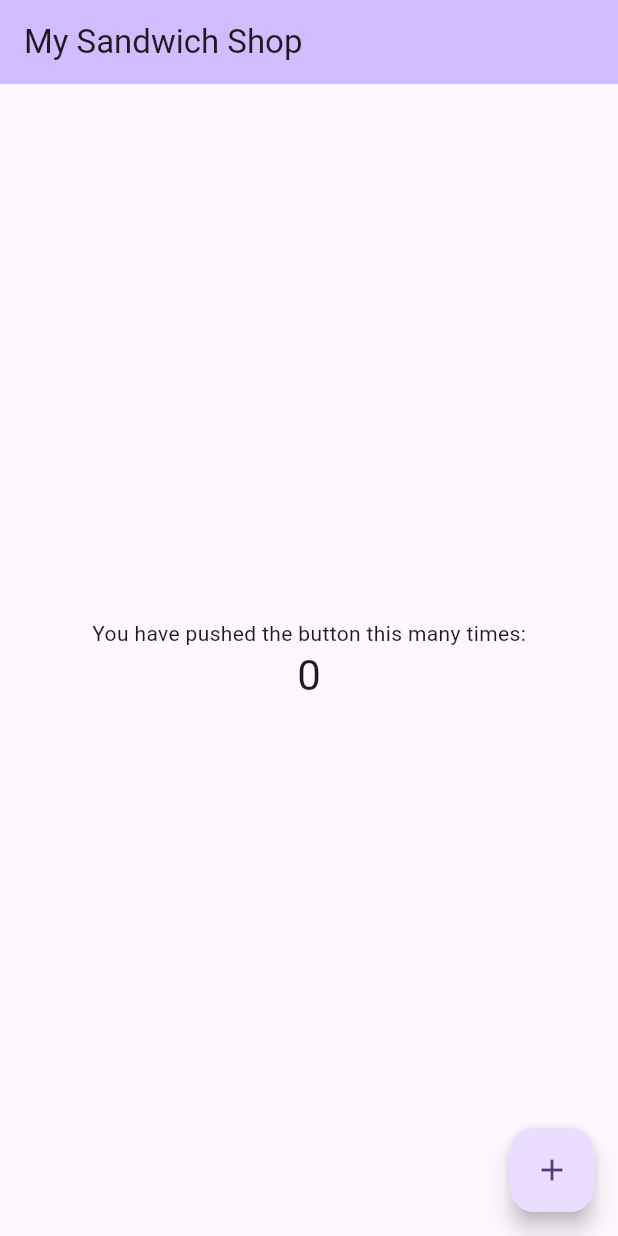
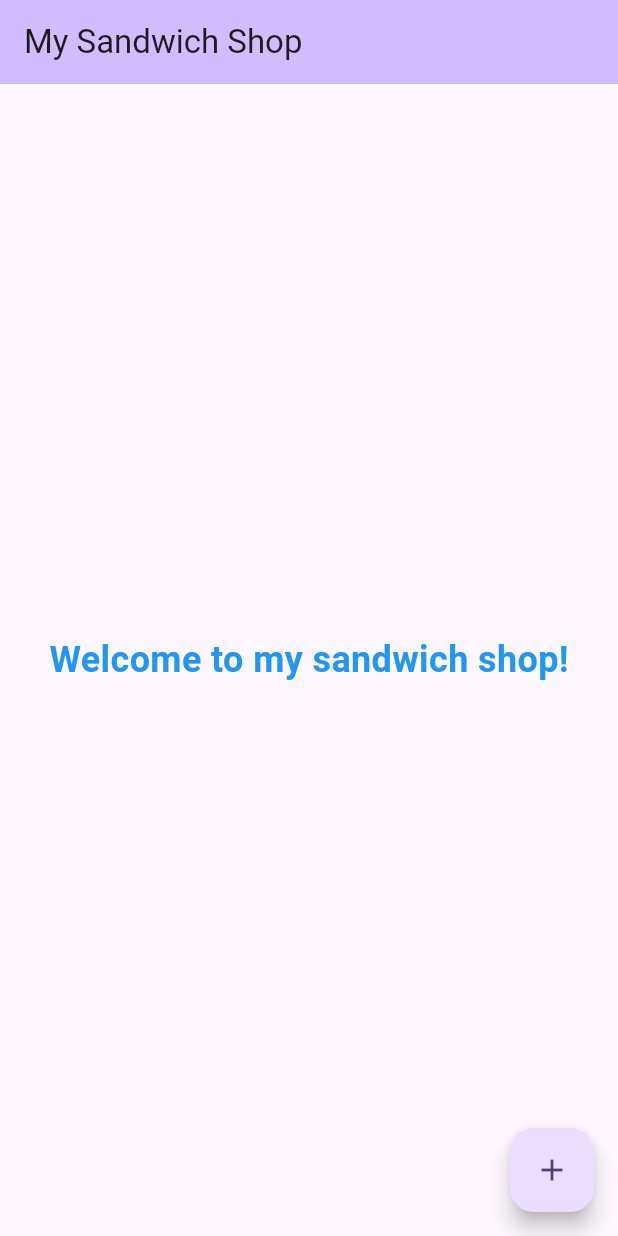
Before and after one commit to Legit-E/sandwich_shop-firebase-, a Flutter app: the screen it shows after launch, on a phone screen of 412 x 824 dp. Run offline on Flutter 3.47's test engine with Material 3 defaults, Android fonts, the phone set to English and light mode, and no system bars.

```diff
--- a/lib/main.dart
+++ b/lib/main.dart
@@ -54,7 +54,6 @@ class MyHomePage extends StatefulWidget {
 }
 
 class _MyHomePageState extends State<MyHomePage> {
-  int _counter = 0;
 
   void _incrementCounter() {
     setState(() {
@@ -63,7 +62,6 @@ class _MyHomePageState extends State<MyHomePage> {
       // so that the display can reflect the updated values. If we changed
       // _counter without calling setState(), then the build method would not be
       // called again, and so nothing would appear to happen.
-      _counter++;
     });
   }
 
@@ -104,10 +102,9 @@ class _MyHomePageState extends State<MyHomePage> {
           // wireframe for each widget.
           mainAxisAlignment: MainAxisAlignment.center,
           children: <Widget>[
-            const Text('You have pushed the button this many times:'),
-            Text(
-              '$_counter',
-              style: Theme.of(context).textTheme.headlineMedium,
+            const Text(
+              'Welcome to my sandwich shop!',
+              style: TextStyle(fontSize: 24, color: Colors.blue, fontWeight: FontWeight.bold),
             ),
           ],
         ),
```
